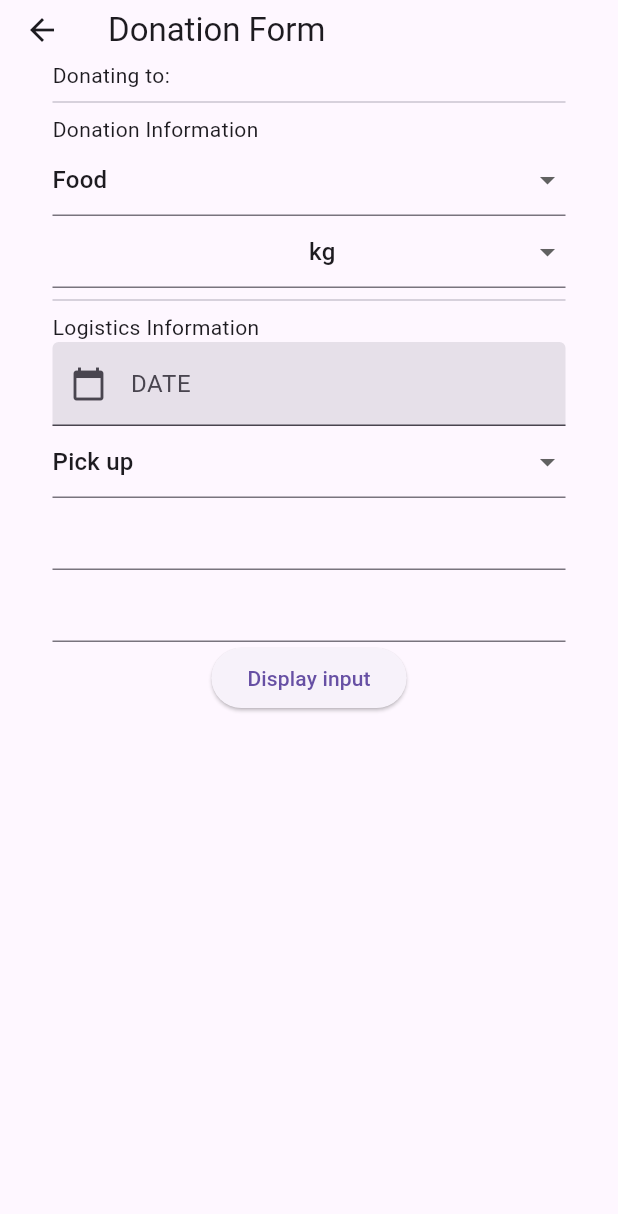
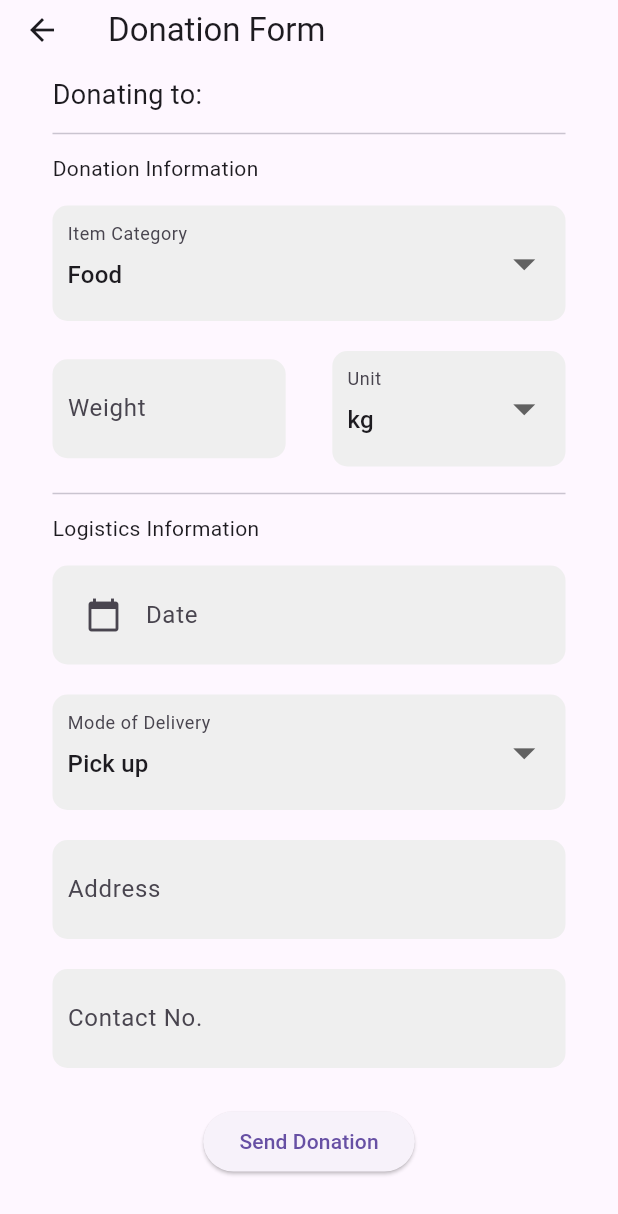
Before and after one commit to jabaleda/cmsc23-u2l-project-group1, a Flutter app: the DonorDonate screen opened directly with empty values, on a phone screen of 412 x 824 dp. Shown: the top 1214 px of the screen. Run offline on Flutter 3.47's test engine with Material 3 defaults, Android fonts, the phone set to English and light mode, and no system bars; our stand-ins replace cloud_firestore, file_picker, firebase_auth, firebase_core, firebase_storage, image_picker and 1 more; accounts and stored records are empty.

Commit message:
style: added styling to donation form
note: no camera function in this form version yet

```diff
--- a/lib/models/donation_drive.dart
+++ b/lib/models/donation_drive.dart
@@ -1,5 +1,5 @@
 import 'dart:convert';
-import 'dart:ffi';
+// import 'dart:ffi';
 
 import 'package:my_app/models/donation.dart';
 
--- a/lib/pages/donor/donor_donate.dart
+++ b/lib/pages/donor/donor_donate.dart
@@ -39,13 +39,14 @@ class DonorDonate extends StatefulWidget {
 
 class _DonorDonateState extends State<DonorDonate> {
 
-  static final List<String> _categories = ["Food", "Clothes", "Necessities", "Others"];
+  static final List<String> _categories = ["Food", "Clothes", "Cash", "Necessities", "Others"];
   static final List<String> _modes = ["Pick up", "Drop off"];
 
   final _formKey = GlobalKey<FormState>();
   // fields
   String category = "Food";
   bool othersSelected = false;
+  bool cashSelected = false;
   String weight = "";
   String unit = "kg";
   String dateSelected = "";
@@ -90,20 +91,38 @@ class _DonorDonateState extends State<DonorDonate> {
                 donateToOrg(widget.org.name),    // pass selected org name to this page
 
                 const Divider(),
-                const Align(
-                  alignment: Alignment.topLeft,
-                  child: Text("Donation Information"),
-                ),
+
+                donationInfoHeading(),
+
 
                 // * Choose Item Category ----------
-                DropdownButtonFormField(
+                Container(
+                  margin: EdgeInsets.only(top: 10, bottom: 10),
+                  padding: EdgeInsets.symmetric(vertical: 5, horizontal: 10),
+                  decoration: BoxDecoration(
+                    color: Color.fromARGB(255, 239, 239, 239),
+                    borderRadius: BorderRadius.circular(10),
+
+                  ),
+                  child: DropdownButtonFormField(
+                    icon: Icon(Icons.arrow_drop_down),
+                    iconSize: 35,
+                    decoration: InputDecoration(
+                      label: Text("Item Category"),
+                      enabledBorder: InputBorder.none,
+                    ),
                     value: category,
                     onChanged: (val) {
                       setState(() {
                         if(val! == "Others"){
                           othersSelected = true;
+
+                        } else if (val == "Cash") {
+                          othersSelected = false;
+                          cashSelected = true;
                         } else {
                           othersSelected  = false;
+                          cashSelected = false;
                           category = val;
                         }
                       });
@@ -115,6 +134,8 @@ class _DonorDonateState extends State<DonorDonate> {
                       );
                     }).toList(),
                   ),
+                ),
+
 
                 // * Text field for input of other category
                 Offstage(
@@ -123,27 +144,39 @@ class _DonorDonateState extends State<DonorDonate> {
                 ),
 
                 // * Input weight and its unit ----------
-                Row(
+                // Hide when cash is selected
+                Offstage(
+                  offstage: cashSelected,
+                  child: Row(
+                    mainAxisAlignment: MainAxisAlignment.spaceBetween,
                     children: [
                       Weight( (String val) => weight = val),
+                      Spacer(),
                       Unit( (String val) => unit = val),
                     ],
                   ),
+                ),
 
                 const Divider(),
-                const Align(
-                  alignment: Alignment.topLeft,
-                  child: Text("Logistics Information"),
-                ),
+
+                logisticsInfoHeading(),
+
 
                 // * Pick a Date and Time ----------
-                TextFormField(
+                Container(
+                  margin: EdgeInsets.only(top: 10, bottom: 10),
+                  padding: EdgeInsets.symmetric(vertical: 5, horizontal: 10),
+                  decoration: BoxDecoration(
+                    color: Color.fromARGB(255, 239, 239, 239),
+                    borderRadius: BorderRadius.circular(10),
+                  ),
+                  child: TextFormField(
                     controller: _datecontroller,
                     decoration: InputDecoration(
-                    labelText: 'DATE',
-                    filled: true,
+                      labelText: 'Date',
+                      filled: false,
                       prefixIcon: Icon(Icons.calendar_today),
-
+                      enabledBorder: InputBorder.none
                     ),
                     readOnly: true,
                     validator: (val) {
@@ -154,9 +187,18 @@ class _DonorDonateState extends State<DonorDonate> {
                       _selectDate();
                     },
                   ),
+                ),
 
                 // * Pick mode  ----------
-                DropdownButtonFormField(
+                Container(
+                  margin: EdgeInsets.only(top: 10, bottom: 10),
+                  padding: EdgeInsets.symmetric(vertical: 5, horizontal: 10),
+                  decoration: BoxDecoration(
+                    color: Color.fromARGB(255, 239, 239, 239),
+                    borderRadius: BorderRadius.circular(10),
+
+                  ),
+                  child: DropdownButtonFormField(
                   value: mode,
                   onChanged: (val) {
                     setState(() {
@@ -179,7 +221,15 @@ class _DonorDonateState extends State<DonorDonate> {
                       child: Text(mode)
                     );
                   }).toList(),
+                  icon: Icon(Icons.arrow_drop_down),
+                  iconSize: 35,
+                  decoration: InputDecoration(
+                    label: Text("Mode of Delivery"),
+                    enabledBorder: InputBorder.none,
                   ),
+                ),
+                )
+                ,
 
                 // * For Pick up: Address and Contact No ----------
                 Offstage(
@@ -195,6 +245,9 @@ class _DonorDonateState extends State<DonorDonate> {
                 // * For Drop off: QR Generation ----------
                 Offstage(
                   offstage: isPickUp,
+                  child: Container(
+                    margin: EdgeInsets.only(top: 10, bottom: 10),
+                    padding: EdgeInsets.symmetric(vertical: 5, horizontal: 10),
                     child: ElevatedButton(
                     onPressed: () {
                       // * Unique Identifier for QR
@@ -205,6 +258,7 @@ class _DonorDonateState extends State<DonorDonate> {
                       });
                     },
                     child: Text("Generate QR Code"),
+                  ),
                   )
                 ),
 
@@ -218,7 +272,10 @@ class _DonorDonateState extends State<DonorDonate> {
 
 
                 // * Testing
-                ElevatedButton(
+                Container(
+                  margin: EdgeInsets.only(top: 10, bottom: 10),
+                  padding: EdgeInsets.symmetric(vertical: 5, horizontal: 10),
+                  child: ElevatedButton(
                     onPressed: () {
                       print(_formKey.currentState!.validate());
                       if(_formKey.currentState!.validate()){
@@ -250,8 +307,10 @@ class _DonorDonateState extends State<DonorDonate> {
 
                       }
                     },
-                  child: Text("Display input")
+                    child: Text("Send Donation")
+                  ),
                 )
+
 
 
               ],
@@ -265,7 +324,32 @@ class _DonorDonateState extends State<DonorDonate> {
 
   Widget donateToOrg(String orgname) => Align(
     alignment: Alignment.topLeft,
-    child: Text("Donating to: $orgname"),
+    child: Container(
+      margin:  EdgeInsets.only(top: 10, bottom: 5),
+      child: Text(
+        "Donating to: $orgname",
+        style: TextStyle(
+          fontSize: 18,
+
+        ),
+      ),
+    )
+  );
+
+  Widget donationInfoHeading() => Align(
+    alignment: Alignment.topLeft,
+    child: Container(
+      margin:  EdgeInsets.only(top: 5, bottom: 5),
+      child: Text("Donation Information"),
+    )
+  );
+
+  Widget logisticsInfoHeading() => Align(
+    alignment: Alignment.topLeft,
+    child: Container(
+      margin:  EdgeInsets.only(top: 5, bottom: 5),
+      child: Text("Logistics Information"),
+    )
   );
 
   Future<void> _selectDate() async {
--- a/lib/pages/donor/form/address.dart
+++ b/lib/pages/donor/form/address.dart
@@ -22,7 +22,15 @@ class _AddressState extends State<Address> {
 
   @override
   Widget build(BuildContext context) {
-    return TextFormField(
+    return Container(
+      margin: EdgeInsets.only(top: 10, bottom: 10),
+      padding: EdgeInsets.symmetric(vertical: 5, horizontal: 10),
+      decoration: BoxDecoration(
+        color: Color.fromARGB(255, 239, 239, 239),
+        borderRadius: BorderRadius.circular(10),
+
+      ),
+      child: TextFormField(
         controller: _controller,
         validator: (val) {
           if(widget.isPickUp == true && (val==null || val.isEmpty)){
@@ -33,6 +41,12 @@ class _AddressState extends State<Address> {
         onChanged: (val) {
           widget.callback(_controller.text);
         },
-    );
+        decoration: InputDecoration(
+          label: Text("Address"),
+          enabledBorder: InputBorder.none,
+        ),
+      ),
+    )
+    ;
   }
 }
--- a/lib/pages/donor/form/contactno.dart
+++ b/lib/pages/donor/form/contactno.dart
@@ -22,7 +22,15 @@ class _ContactNoState extends State<ContactNo> {
 
   @override
   Widget build(BuildContext context) {
-    return TextFormField(
+    return Container(
+      margin: EdgeInsets.only(top: 10, bottom: 10),
+      padding: EdgeInsets.symmetric(vertical: 5, horizontal: 10),
+      decoration: BoxDecoration(
+        color: Color.fromARGB(255, 239, 239, 239),
+        borderRadius: BorderRadius.circular(10),
+
+      ),
+      child: TextFormField(
         controller: _controller,
         keyboardType: TextInputType.phone,
         validator: (val) {
@@ -34,6 +42,12 @@ class _ContactNoState extends State<ContactNo> {
         onChanged: (val) {
           widget.callback(_controller.text);
         },
-    );
+        decoration: InputDecoration(
+          label: Text("Contact No."),
+          enabledBorder: InputBorder.none,
+        ),
+      ),
+    )
+    ;
   }
 }
--- a/lib/pages/donor/form/other_category.dart
+++ b/lib/pages/donor/form/other_category.dart
@@ -27,7 +27,15 @@ class _OtherCategoryState extends State<OtherCategory> {
 
   @override
   Widget build(BuildContext context) {
-    return TextFormField(
+    return Container(
+      margin: EdgeInsets.only(top: 10, bottom: 10),
+      padding: EdgeInsets.symmetric(vertical: 5, horizontal: 10),
+      decoration: BoxDecoration(
+        color: Color.fromARGB(255, 239, 239, 239),
+        borderRadius: BorderRadius.circular(10),
+
+      ),
+      child: TextFormField(
         controller: _controller,
         validator: (val) {
           if(widget.otherSelected == true && (val == null || val.isEmpty)) {
@@ -41,7 +49,12 @@ class _OtherCategoryState extends State<OtherCategory> {
           });
           widget.callback(_category);
         },
-    );
+        decoration: InputDecoration(
+          label: Text("Please specify"),
+          enabledBorder: InputBorder.none,
+        ),
+      )
+    ) ;
   }
 
 }
--- a/lib/pages/donor/form/unit.dart
+++ b/lib/pages/donor/form/unit.dart
@@ -16,6 +16,14 @@ class _UnitState extends State<Unit> {
   @override
   Widget build(BuildContext context) {
     return Expanded(
+      flex: 5,
+      child: Container(
+        margin: EdgeInsets.only(top: 10, bottom: 10),
+        padding: EdgeInsets.symmetric(vertical: 5, horizontal: 10),
+        decoration: BoxDecoration(
+          color: Color.fromARGB(255, 239, 239, 239),
+          borderRadius: BorderRadius.circular(10),
+        ),
         child: DropdownButtonFormField(
           value: _unit,
           onChanged: (val) {
@@ -30,7 +38,14 @@ class _UnitState extends State<Unit> {
               child: Text(unit)
             );
           }).toList(),
+          icon: Icon(Icons.arrow_drop_down),
+          iconSize: 35,
+          decoration: InputDecoration(
+            label: Text("Unit"),
+            enabledBorder: InputBorder.none,
           ),
+        ),
+      ) ,
     );
   }
 }
--- a/lib/pages/donor/form/weight.dart
+++ b/lib/pages/donor/form/weight.dart
@@ -23,6 +23,15 @@ class _WeightState extends State<Weight> {
   @override
   Widget build(BuildContext context) {
     return Expanded(
+      flex: 5,
+      child: Container(
+        margin: EdgeInsets.only(top: 10, bottom: 10),
+        padding: EdgeInsets.symmetric(vertical: 5, horizontal: 10),
+        decoration: BoxDecoration(
+          color: Color.fromARGB(255, 239, 239, 239),
+          borderRadius: BorderRadius.circular(10),
+
+        ),
         child: TextFormField(
           controller: _controller,
           keyboardType: const TextInputType.numberWithOptions(decimal: true),
@@ -34,7 +43,12 @@ class _WeightState extends State<Weight> {
           onChanged: (val) {
             widget.callback(_controller.text);
           },
+          decoration: InputDecoration(
+            label: Text("Weight"),
+            enabledBorder: InputBorder.none,
         ),
+        ),
+      ) ,
     );
   }
 }
```
Also changed, not shown: pubspec.lock. Lines whose indentation alone changed are shown as unchanged.
